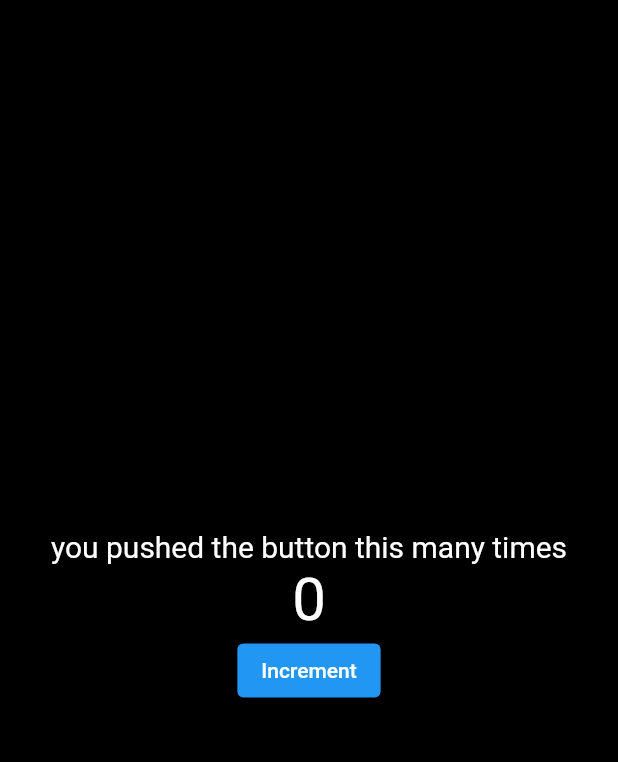
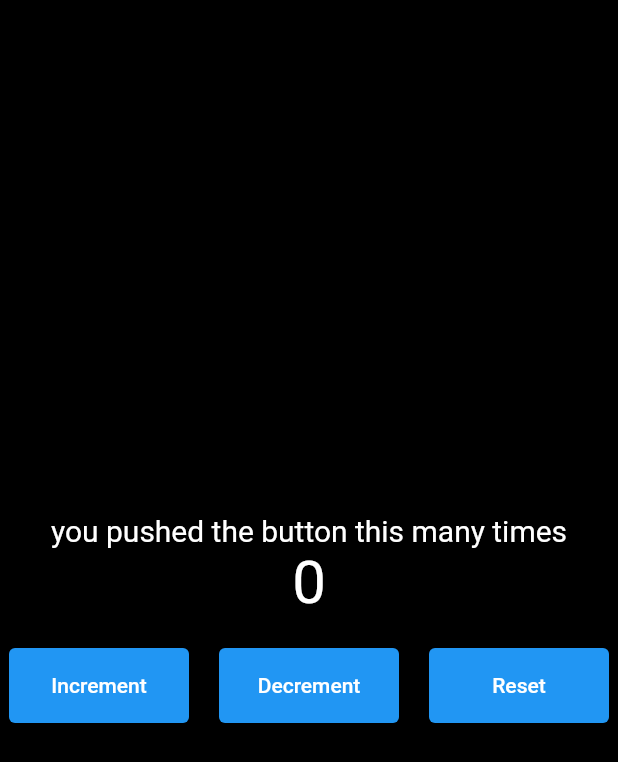
Before and after one commit to AramKim37/fluttertodo, a Flutter app: the screen it shows after launch, on a phone screen of 412 x 824 dp. Shown: the top 762 px of the screen. Run offline on Flutter 3.47's test engine with Material 2 defaults, Android fonts, the phone set to English and light mode, and no system bars.

Commit message:
add decrement and reset button

```diff
--- a/lib/pages/counter_page.dart
+++ b/lib/pages/counter_page.dart
@@ -20,6 +20,22 @@ class _CounterPageState extends State<CounterPage> {
     });
   }
 
+  void decrement() {
+    setState(() {
+      if (counter < 1) {
+        counter = 0;
+      } else {
+        counter--;
+      }
+    });
+  }
+
+  void reset() {
+    setState(() {
+      counter = 0;
+    });
+  }
+
 //UI
   @override
   Widget build(BuildContext context) {
@@ -37,10 +53,35 @@ class _CounterPageState extends State<CounterPage> {
               counter.toString(),
               style: TextStyle(fontSize: 40, color: Colors.white),
             ),
-            ElevatedButton(
-              onPressed: increment,
-              child: Text("Increment"),
-            )
+            SizedBox(height: 20),
+            Row(
+              mainAxisAlignment: MainAxisAlignment.center,
+              children: [
+                ElevatedButton(
+                  onPressed: increment,
+                  child: Text("Increment"),
+                  style: ElevatedButton.styleFrom(
+                    fixedSize: Size(120, 50), // 버튼 크기 설정
+                  ),
+                ),
+                SizedBox(width: 20),
+                ElevatedButton(
+                  onPressed: decrement,
+                  child: Text("Decrement"),
+                  style: ElevatedButton.styleFrom(
+                    fixedSize: Size(120, 50), // 버튼 크기 설정
+                  ),
+                ),
+                SizedBox(width: 20),
+                ElevatedButton(
+                  onPressed: reset,
+                  child: Text("Reset"),
+                  style: ElevatedButton.styleFrom(
+                    fixedSize: Size(120, 50), // 버튼 크기 설정
+                  ),
+                ),
+              ],
+            ),
           ],
         ),
       ),
```
